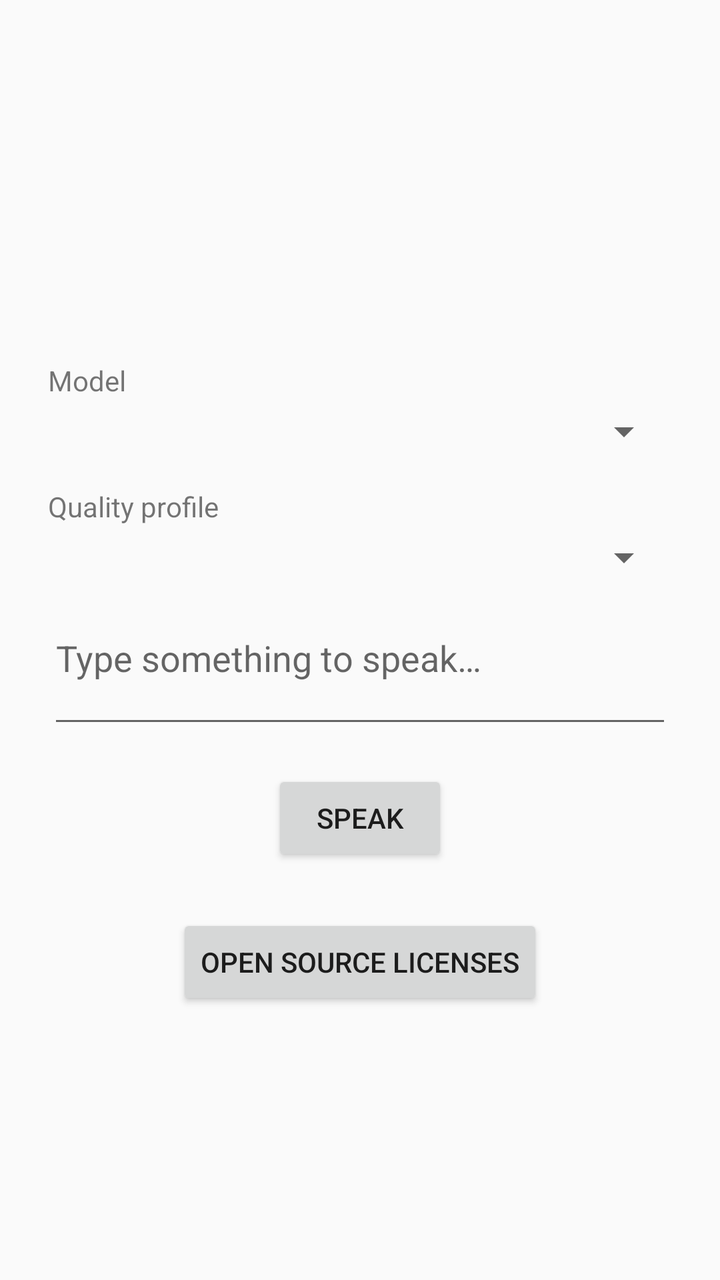
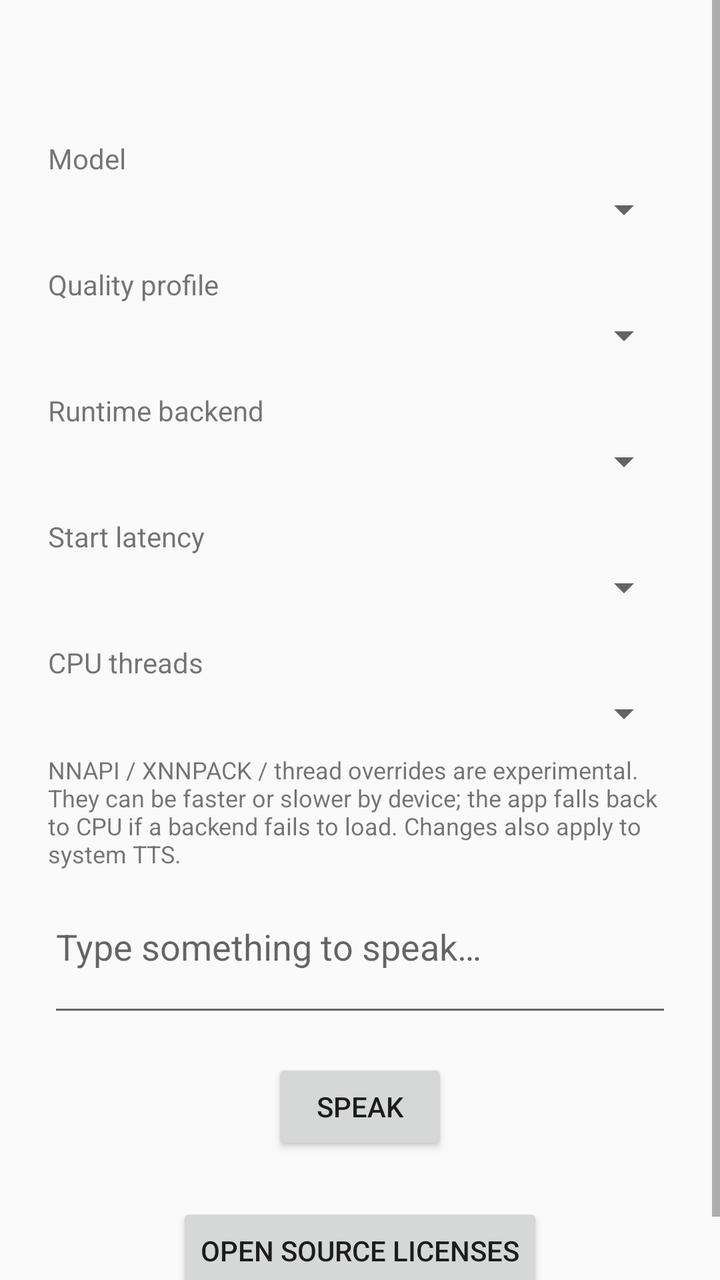

Before-and-after screenshots of an Android layout around one commit, followed by the original layout XML and the change that was made.
<!-- AndroidManifest.xml: application theme Theme.AppCompat.DayNight -->
<!-- res/layout/activity_main.xml -->
<?xml version="1.0" encoding="utf-8"?>
<LinearLayout xmlns:android="http://schemas.android.com/apk/res/android"
    android:layout_width="match_parent"
    android:layout_height="match_parent"
    android:orientation="vertical"
    android:gravity="center"
    android:padding="24dp">

    <TextView
        android:id="@+id/status"
        android:layout_width="wrap_content"
        android:layout_height="wrap_content"
        android:layout_marginBottom="24dp"
        android:textSize="16sp" />

    <TextView
        android:layout_width="match_parent"
        android:layout_height="wrap_content"
        android:layout_marginBottom="4dp"
        android:text="@string/model_label"
        android:textSize="14sp" />

    <Spinner
        android:id="@+id/model"
        android:layout_width="match_parent"
        android:layout_height="wrap_content"
        android:layout_marginBottom="16dp" />

    <TextView
        android:layout_width="match_parent"
        android:layout_height="wrap_content"
        android:layout_marginBottom="4dp"
        android:text="@string/quality_label"
        android:textSize="14sp" />

    <Spinner
        android:id="@+id/quality"
        android:layout_width="match_parent"
        android:layout_height="wrap_content"
        android:layout_marginBottom="16dp" />

    <EditText
        android:id="@+id/input"
        android:layout_width="match_parent"
        android:layout_height="wrap_content"
        android:layout_marginBottom="16dp"
        android:gravity="top|start"
        android:hint="@string/input_hint"
        android:importantForAutofill="no"
        android:inputType="textMultiLine|textCapSentences"
        android:minLines="2" />

    <Button
        android:id="@+id/speak"
        android:layout_width="wrap_content"
        android:layout_height="wrap_content"
        android:text="@string/speak" />

    <Button
        android:id="@+id/licenses"
        android:layout_width="wrap_content"
        android:layout_height="wrap_content"
        android:layout_marginTop="24dp"
        android:text="@string/open_source_licenses" />

</LinearLayout>
<!-- resources referenced by this layout -->
<resources>
  <string name="input_hint">Type something to speak…</string>
  <string name="model_label">Model</string>
  <string name="open_source_licenses">Open source licenses</string>
  <string name="quality_label">Quality profile</string>
  <string name="speak">Speak</string>
</resources>

<!-- the commit's change to res/layout/activity_main.xml (unified diff, before → after) -->
@@ -1,66 +1,118 @@
 <?xml version="1.0" encoding="utf-8"?>
-<LinearLayout xmlns:android="http://schemas.android.com/apk/res/android"
+<ScrollView xmlns:android="http://schemas.android.com/apk/res/android"
     android:layout_width="match_parent"
     android:layout_height="match_parent"
-    android:orientation="vertical"
-    android:gravity="center"
-    android:padding="24dp">
+    android:fillViewport="true">
 
-    <TextView
-        android:id="@+id/status"
-        android:layout_width="wrap_content"
-        android:layout_height="wrap_content"
-        android:layout_marginBottom="24dp"
-        android:textSize="16sp" />
-
-    <TextView
+    <LinearLayout
         android:layout_width="match_parent"
         android:layout_height="wrap_content"
-        android:layout_marginBottom="4dp"
-        android:text="@string/model_label"
-        android:textSize="14sp" />
+        android:gravity="center_horizontal"
+        android:orientation="vertical"
+        android:padding="24dp">
 
-    <Spinner
-        android:id="@+id/model"
-        android:layout_width="match_parent"
-        android:layout_height="wrap_content"
-        android:layout_marginBottom="16dp" />
+        <TextView
+            android:id="@+id/status"
+            android:layout_width="wrap_content"
+            android:layout_height="wrap_content"
+            android:layout_marginBottom="24dp"
+            android:textSize="16sp" />
 
-    <TextView
-        android:layout_width="match_parent"
-        android:layout_height="wrap_content"
-        android:layout_marginBottom="4dp"
-        android:text="@string/quality_label"
-        android:textSize="14sp" />
+        <TextView
+            android:layout_width="match_parent"
+            android:layout_height="wrap_content"
+            android:layout_marginBottom="4dp"
+            android:text="@string/model_label"
+            android:textSize="14sp" />
 
-    <Spinner
-        android:id="@+id/quality"
-        android:layout_width="match_parent"
-        android:layout_height="wrap_content"
-        android:layout_marginBottom="16dp" />
+        <Spinner
+            android:id="@+id/model"
+            android:layout_width="match_parent"
+            android:layout_height="wrap_content"
+            android:layout_marginBottom="16dp" />
 
-    <EditText
-        android:id="@+id/input"
-        android:layout_width="match_parent"
-        android:layout_height="wrap_content"
-        android:layout_marginBottom="16dp"
-        android:gravity="top|start"
-        android:hint="@string/input_hint"
-        android:importantForAutofill="no"
-        android:inputType="textMultiLine|textCapSentences"
-        android:minLines="2" />
+        <TextView
+            android:layout_width="match_parent"
+            android:layout_height="wrap_content"
+            android:layout_marginBottom="4dp"
+            android:text="@string/quality_label"
+            android:textSize="14sp" />
 
-    <Button
-        android:id="@+id/speak"
-        android:layout_width="wrap_content"
-        android:layout_height="wrap_content"
-        android:text="@string/speak" />
+        <Spinner
+            android:id="@+id/quality"
+            android:layout_width="match_parent"
+            android:layout_height="wrap_content"
+            android:layout_marginBottom="16dp" />
 
-    <Button
-        android:id="@+id/licenses"
-        android:layout_width="wrap_content"
-        android:layout_height="wrap_content"
-        android:layout_marginTop="24dp"
-        android:text="@string/open_source_licenses" />
+        <TextView
+            android:layout_width="match_parent"
+            android:layout_height="wrap_content"
+            android:layout_marginBottom="4dp"
+            android:text="@string/backend_label"
+            android:textSize="14sp" />
 
-</LinearLayout>
+        <Spinner
+            android:id="@+id/backend"
+            android:layout_width="match_parent"
+            android:layout_height="wrap_content"
+            android:layout_marginBottom="16dp" />
+
+        <TextView
+            android:layout_width="match_parent"
+            android:layout_height="wrap_content"
+            android:layout_marginBottom="4dp"
+            android:text="@string/latency_label"
+            android:textSize="14sp" />
+
+        <Spinner
+            android:id="@+id/latency"
+            android:layout_width="match_parent"
+            android:layout_height="wrap_content"
+            android:layout_marginBottom="16dp" />
+
+        <TextView
+            android:layout_width="match_parent"
+            android:layout_height="wrap_content"
+            android:layout_marginBottom="4dp"
+            android:text="@string/threads_label"
+            android:textSize="14sp" />
+
+        <Spinner
+            android:id="@+id/threads"
+            android:layout_width="match_parent"
+            android:layout_height="wrap_content"
+            android:layout_marginBottom="8dp" />
+
+        <TextView
+            android:layout_width="match_parent"
+            android:layout_height="wrap_content"
+            android:layout_marginBottom="16dp"
+            android:text="@string/experimental_hint"
+            android:textSize="12sp" />
+
+        <EditText
+            android:id="@+id/input"
+            android:layout_width="match_parent"
+            android:layout_height="wrap_content"
+            android:layout_marginBottom="16dp"
+            android:gravity="top|start"
+            android:hint="@string/input_hint"
+            android:importantForAutofill="no"
+            android:inputType="textMultiLine|textCapSentences"
+            android:minLines="2" />
+
+        <Button
+            android:id="@+id/speak"
+            android:layout_width="wrap_content"
+            android:layout_height="wrap_content"
+            android:text="@string/speak" />
+
+        <Button
+            android:id="@+id/licenses"
+            android:layout_width="wrap_content"
+            android:layout_height="wrap_content"
+            android:layout_marginTop="24dp"
+            android:text="@string/open_source_licenses" />
+
+    </LinearLayout>
+</ScrollView>
<!-- resource entries referenced after the edit -->
@@ -1,9 +1,13 @@
 <!-- resources referenced by this layout -->
 <resources>
+  <string name="backend_label">Runtime backend</string>
+  <string name="experimental_hint">NNAPI / XNNPACK / thread overrides are experimental. They can be faster or slower by device; the app falls back to CPU if a backend fails to load. Changes also apply to system TTS.</string>
   <string name="input_hint">Type something to speak…</string>
+  <string name="latency_label">Start latency</string>
   <string name="model_label">Model</string>
   <string name="open_source_licenses">Open source licenses</string>
   <string name="quality_label">Quality profile</string>
   <string name="speak">Speak</string>
+  <string name="threads_label">CPU threads</string>
 </resources>
 
